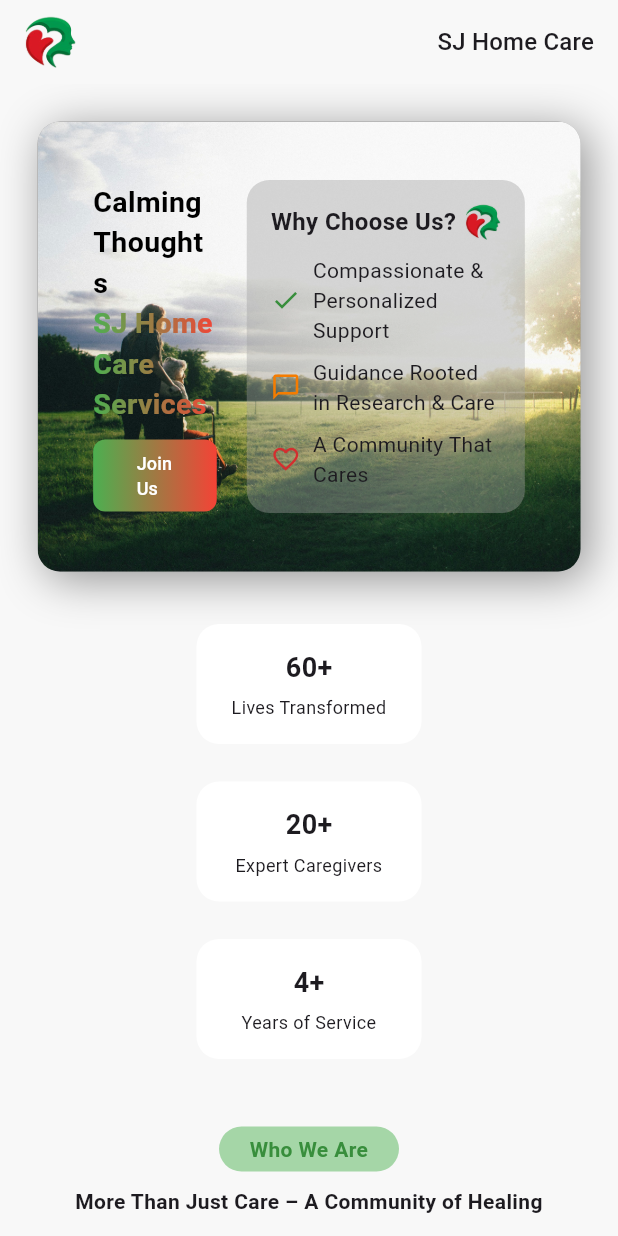
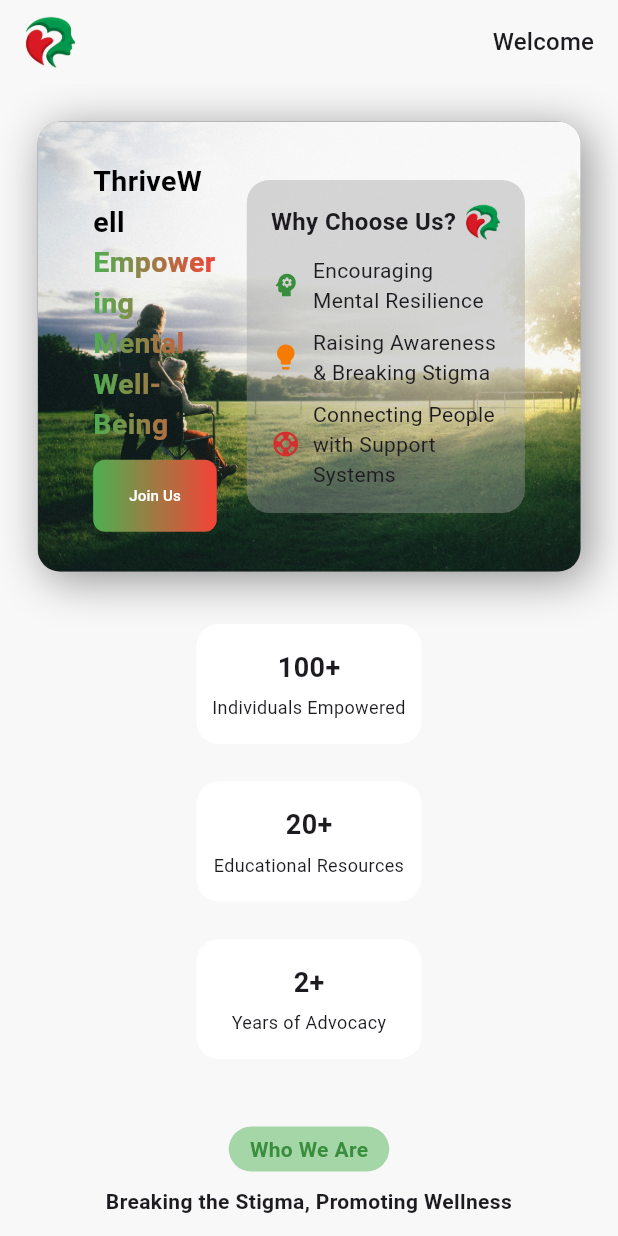
Before and after one commit to ldmallari/sjhomecare_app, a Flutter app: the HomePage screen opened directly, after a tap on "Join Us", on a phone screen of 412 x 824 dp. Run offline on Flutter 3.47's test engine with Material 3 defaults, Android fonts, the light colour scheme and no system bars; our stand-ins replace salomon_bottom_bar; network calls fail.

Commit message:
completed contact design & updated home content

```diff
--- a/lib/main.dart
+++ b/lib/main.dart
@@ -85,7 +85,7 @@ class HomeScreen extends StatelessWidget {
   const HomeScreen({super.key});
   @override
   Widget build(BuildContext context) {
-    return const HomePage(title: 'SJ Home Care', logo: _MyAppState.logo);
+    return const HomePage(title: 'Welcome', logo: _MyAppState.logo);
   }
 }
 
@@ -101,6 +101,6 @@ class SupportScreen extends StatelessWidget {
   const SupportScreen({super.key});
   @override
   Widget build(BuildContext context) {
-    return const SupportPage(title: 'Support Page', logo: _MyAppState.logo);
+    return const SupportPage(title: 'Get Support', logo: _MyAppState.logo);
   }
 }
--- a/lib/screens/article.dart
+++ b/lib/screens/article.dart
@@ -12,8 +12,9 @@ class ArticlePage extends StatelessWidget {
     var articleProvider = Provider.of<ArticleProvider>(context);
 
     return Scaffold(
+      backgroundColor: Color(0xFFF8F8F8),
       appBar: AppBar(
-        backgroundColor: Colors.white,
+        backgroundColor: Colors.transparent,
         automaticallyImplyLeading: false,
         title: Row(
           mainAxisAlignment: MainAxisAlignment.spaceBetween,
@@ -22,13 +23,12 @@ class ArticlePage extends StatelessWidget {
               logo,
               width: 35,
             ),
-            Text(title),
+            Text(title, style: Theme.of(context).textTheme.titleMedium),
           ],
         ),
       ),
       body: Center(
         child: Container(
-          color: Colors.white,
           constraints: const BoxConstraints(),
           child: ListView.builder(
             itemCount: articleProvider.article.length,
--- a/lib/screens/home.dart
+++ b/lib/screens/home.dart
@@ -73,7 +73,7 @@ class HomePage extends StatelessWidget {
                               crossAxisAlignment: CrossAxisAlignment.start,
                               children: [
                                 Text(
-                                  'Calming Thoughts',
+                                  'ThriveWell',
                                   style: TextStyle(
                                     fontWeight: FontWeight.bold,
                                     fontSize: 19,
@@ -89,7 +89,7 @@ class HomePage extends StatelessWidget {
                                     ).createShader(bounds);
                                   },
                                   child: Text(
-                                    'SJ Home Care Services',
+                                    'Empowering Mental Well-Being',
                                     style: TextStyle(
                                       fontSize: 19,
                                       fontWeight: FontWeight.bold,
@@ -118,8 +118,8 @@ class HomePage extends StatelessWidget {
                                     onPressed: () {
                                       changeTab(2);
                                     },
-                                    child: Padding(
-                                      padding: EdgeInsets.symmetric(vertical: 5, horizontal: 5),
+                                    child: FittedBox(
+                                      fit: BoxFit.scaleDown,
                                       child: Text(
                                         'Join Us',
                                         style: TextStyle(fontSize: 12, color: Colors.white),
@@ -162,14 +162,14 @@ class HomePage extends StatelessWidget {
                                   crossAxisAlignment: CrossAxisAlignment.center,
                                   children: [
                                     Icon(
-                                      Icons.check,
+                                      Icons.psychology,
                                       color: Colors.green[700],
                                       size: 20,
                                     ),
                                     SizedBox(width: 8),
                                     Expanded(
                                       child: Text(
-                                        'Compassionate & Personalized Support',
+                                        'Encouraging Mental Resilience',
                                         softWrap: true,
                                       ),
                                     ),
@@ -180,14 +180,14 @@ class HomePage extends StatelessWidget {
                                   crossAxisAlignment: CrossAxisAlignment.center,
                                   children: [
                                     Icon(
-                                      Icons.chat_bubble_outline,
+                                      Icons.lightbulb,
                                       color: Colors.orange[700],
                                       size: 20,
                                     ),
                                     SizedBox(width: 8),
                                     Expanded(
                                       child: Text(
-                                        'Guidance Rooted in Research & Care',
+                                        'Raising Awareness & Breaking Stigma',
                                         softWrap: true,
                                       ),
                                     ),
@@ -198,14 +198,14 @@ class HomePage extends StatelessWidget {
                                   crossAxisAlignment: CrossAxisAlignment.center,
                                   children: [
                                     Icon(
-                                      Icons.favorite_outline,
+                                      Icons.support,
                                       color: Colors.red[700],
                                       size: 20,
                                     ),
                                     SizedBox(width: 8),
                                     Expanded(
                                       child: Text(
-                                        'A Community That Cares',
+                                        'Connecting People with Support Systems',
                                         softWrap: true,
                                       ),
                                     ),
@@ -230,9 +230,9 @@ class HomePage extends StatelessWidget {
                   runSpacing: 25,
                   alignment: WrapAlignment.center,
                   children: [
-                    _buildStatBox('60+', 'Lives Transformed'),
-                    _buildStatBox('20+', 'Expert Caregivers'),
-                    _buildStatBox('4+', 'Years of Service'),
+                    _buildStatBox('100+', 'Individuals Empowered'),
+                    _buildStatBox('20+', 'Educational Resources'),
+                    _buildStatBox('2+', 'Years of Advocacy'),
                   ],
                 ),
               ),
@@ -253,8 +253,8 @@ class HomePage extends StatelessWidget {
                       ),
                       child: _sectionBox(
                         'Who We Are',
-                        'More Than Just Care – A Community of Healing',
-                        'At Calming Thoughts SJ Home Care Services, we believe in creating a supportive space where individuals feel safe, valued, and empowered. Our approach combines expertise, compassion, and a deep commitment to mental and emotional well-being.',
+                        'Breaking the Stigma, Promoting Wellness',
+                        'At ThriveWell, our mission is to educate, support, and empower individuals dealing with mental health challenges. We provide resources, community support, and guidance to help navigate mental well-being.',
                       ),
                     )
                   ],
@@ -277,7 +277,7 @@ class HomePage extends StatelessWidget {
                 ],
                 image: DecorationImage(
                   fit: BoxFit.cover,
-                  image: AssetImage('lib/assets/give.jpg'),
+                  image: AssetImage('lib/assets/wellness.jpg'),
                 ),
               ),
             ),
@@ -299,9 +299,9 @@ class HomePage extends StatelessWidget {
                       child: Column(
                         children: [
                           _sectionBox(
-                            'Our Specialist',
-                            'Meet Our Experts',
-                            'Our team of highly skilled professionals is dedicated to providing compassionate and expert care, ensuring that every individual receives the best treatment possible.',
+                            'Support & Resources',
+                            'Your Mental Wellness Partner',
+                            'ThriveWell offers valuable insights, self-help strategies, and a supportive community to help you navigate mental health challenges. We believe that education and awareness are key to fostering resilience and well-being.',
                           ),
                           Container(
                             width: MediaQuery.of(context).size.width * 0.6,
@@ -319,7 +319,7 @@ class HomePage extends StatelessWidget {
                               ],
                               image: DecorationImage(
                                 fit: BoxFit.cover,
-                                image: AssetImage('lib/assets/experts.jpg'),
+                                image: AssetImage('lib/assets/peace.jpg'),
                               ),
                             ),
                           ),
@@ -333,19 +333,19 @@ class HomePage extends StatelessWidget {
                                 alignment: WrapAlignment.center,
                                 children: [
                                   _featBox(
-                                    Icons.check,
-                                    'Compassion',
-                                    'Every individual deserves to be heard, supported, and cared for.',
+                                    Icons.volunteer_activism,
+                                    'Empathy',
+                                    'We listen, understand, and support those facing mental health challenges.',
                                   ),
                                   _featBox(
-                                    Icons.info_outline,
-                                    'Integrity',
-                                    'We uphold honesty, trust, and transparency in all that we do.',
+                                    Icons.lightbulb_outline,
+                                    'Awareness',
+                                    'We educate and break the stigma around mental health issues.',
                                   ),
                                   _featBox(
-                                    Icons.star_border_outlined,
-                                    'Excellence',
-                                    'We strive to provide the highest level of care and support.',
+                                    Icons.handshake,
+                                    'Support',
+                                    'We foster a safe and uplifting community for mental well-being.',
                                   ),
                                 ],
                               ),
@@ -392,7 +392,7 @@ class HomePage extends StatelessWidget {
     return Container(
       padding: const EdgeInsets.symmetric(horizontal: 10, vertical: 10),
       height: 200,
-      width: 160,
+      width: 165,
       child: Column(
         mainAxisAlignment: MainAxisAlignment.center,
         children: [
@@ -424,13 +424,13 @@ class HomePage extends StatelessWidget {
       child: Column(
         children: [
           Container(
-            padding: const EdgeInsets.symmetric(horizontal: 2, vertical: 2),
+            padding: const EdgeInsets.symmetric(horizontal: 14, vertical: 2), // Increased horizontal padding for spacing
             height: 30,
-            width: 120,
             decoration: BoxDecoration(
               color: Colors.green[200],
               borderRadius: BorderRadius.circular(15.0),
             ),
+            child: IntrinsicWidth( // Automatically adjusts width to fit text
               child: Center(
                 child: Text(
                   tag,
@@ -439,6 +439,7 @@ class HomePage extends StatelessWidget {
                     color: Colors.green[700],
                   ),
                   textAlign: TextAlign.center,
+                ),
               ),
             ),
           ),
--- a/lib/screens/support.dart
+++ b/lib/screens/support.dart
@@ -8,8 +8,9 @@ class SupportPage extends StatelessWidget {
   @override
   Widget build(BuildContext context) {
     return Scaffold(
+      backgroundColor: Color(0xFFF8F8F8),
       appBar: AppBar(
-          backgroundColor: Colors.white,
+        backgroundColor: Colors.transparent,
         automaticallyImplyLeading: false,
         title: Row(
           mainAxisAlignment: MainAxisAlignment.spaceBetween,
@@ -18,14 +19,126 @@ class SupportPage extends StatelessWidget {
               logo,
               width: 35,
             ),
-              Text(title),
+            Text(title, style: Theme.of(context).textTheme.titleMedium),
           ],
         ),
       ),
-        body: Container(
+      body: SingleChildScrollView(
+        child: Padding(
+          padding: EdgeInsets.all(20),
+          child: Column(
+            crossAxisAlignment: CrossAxisAlignment.start,
+            children: [
+              Center(
+                child: Container(
+                  width: 450,
+                  padding: EdgeInsets.all(20),
+                  decoration: BoxDecoration(
+                    color: Colors.transparent,
+                    borderRadius: BorderRadius.circular(15.0),
+                  ),
+                  child: Column(
+                    crossAxisAlignment: CrossAxisAlignment.start,
+                    children: [
+                      Text(
+                        'You Are Not Alone',
+                        textAlign: TextAlign.left,
+                        style: TextStyle(fontSize: 18, fontWeight: FontWeight.bold),
+                      ),
+                      SizedBox(height: 5),
+                      Text(
+                        'We understand the importance of compassionate and accessible care. '
+                        'Reach out to us today, we\'re ready to support you and your loved ones.',
+                        textAlign: TextAlign.left,
+                        style: TextStyle(fontSize: 14),
+                      ),
+                    ],
+                  ),
+                ),
+              ),
+
+              SizedBox(height: 20),
+
+              Center(
+                child: Wrap(
+                  spacing: 20,
+                  runSpacing: 20,
+                  alignment: WrapAlignment.center,
+                  children: [
+                    _supportBox(
+                      Icons.support_agent_outlined,
+                      'Get the Support You Need',
+                      'Whether you\'re facing challenges or need someone to talk to, we\'re here to help.',
+                    ),
+                    _supportBox(
+                      Icons.phone_in_talk_outlined,
+                      'Reach Out Anytime',
+                      'Our team is dedicated to providing compassionate support and guidance whenever you need it.',
+                    ),
+                  ],
+                ),
+              ),
+              SizedBox(height: 30),
+              Center(
+                child: Container(
+                  padding: const EdgeInsets.symmetric(horizontal: 10, vertical: 40),
+                  width: 450,
+                  decoration: BoxDecoration(
                     color: Colors.white,
-          child: Center(child: ContactForm()),
-        ));
+                    borderRadius: BorderRadius.circular(15.0),
+                    boxShadow: [
+                      BoxShadow(
+                        color: Colors.black.withOpacity(0.4),
+                        spreadRadius: 0.1,
+                        blurRadius: 8,
+                        offset: Offset(5, 5),
+                      ),
+                    ],
+                  ),
+                  child: ContactForm(),
+                ),
+              ),
+            ],
+          ),
+        ),
+      ),
+    );
+   }
+  Widget _supportBox(IconData icon, String title, String description) {
+    return Container(
+      padding: EdgeInsets.all(15),
+      height: 190,
+      width: 215,
+      decoration: BoxDecoration(
+        color: Colors.white,
+        borderRadius: BorderRadius.circular(15.0),
+        boxShadow: [
+          BoxShadow(
+            color: Colors.black.withOpacity(0.4),
+            spreadRadius: 0.1,
+            blurRadius: 8,
+            offset: Offset(5, 5),
+          )
+        ],
+      ),
+      child: Column(
+        children: [
+          Icon(icon, size: 30),
+          SizedBox(height: 10),
+          Text(
+            title,
+            textAlign: TextAlign.center,
+            style: TextStyle(fontWeight: FontWeight.bold),
+          ),
+          SizedBox(height: 10),
+          Text(
+            description,
+            textAlign: TextAlign.center,
+            style: TextStyle(fontSize: 12),
+          ),
+        ],
+      ),
+    );
   }
 }
 
@@ -38,7 +151,7 @@ class ContactForm extends StatelessWidget {
       child: Column(
         children: [
           const SizedBox(
-            width: 275,
+            width: 375,
             child: TextField(
               decoration: InputDecoration(
                   border: OutlineInputBorder(), labelText: 'Name'),
@@ -46,13 +159,15 @@ class ContactForm extends StatelessWidget {
           ),
           const SizedBox(height: 20),
           const SizedBox(
-              width: 275,
+              width: 375,
               child: TextField(
                   decoration: InputDecoration(
-                      border: OutlineInputBorder(), labelText: 'Email'))),
+                      border: OutlineInputBorder(), labelText: 'Email')
+            )
+          ),
           const SizedBox(height: 20),
           const SizedBox(
-            width: 275,
+            width: 375,
             child: TextField(
               obscureText: false,
               minLines: 5,
--- a/pubspec.yaml
+++ b/pubspec.yaml
@@ -64,8 +64,8 @@ flutter:
   assets:
     - lib/assets/logo.png
     - lib/assets/bg.jpg
-    - lib/assets/experts.jpg
-    - lib/assets/give.jpg
+    - lib/assets/peace.jpg
+    - lib/assets/wellness.jpg
 
   # An image asset can refer to one or more resolution-specific "variants", see
   # https://flutter.dev/to/resolution-aware-images
```
Also changed, not shown: lib/assets/experts.jpg (deleted), lib/assets/give.jpg (deleted), lib/assets/peace.jpg (added), lib/assets/wellness.jpg (added). Lines whose indentation alone changed are shown as unchanged.
